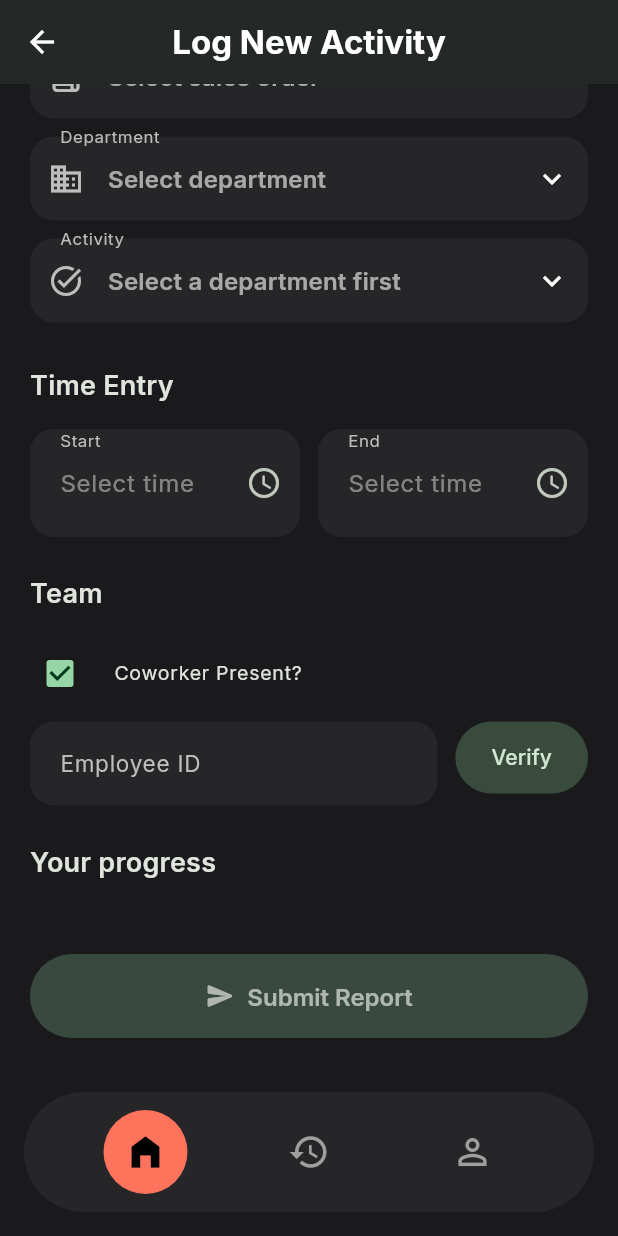
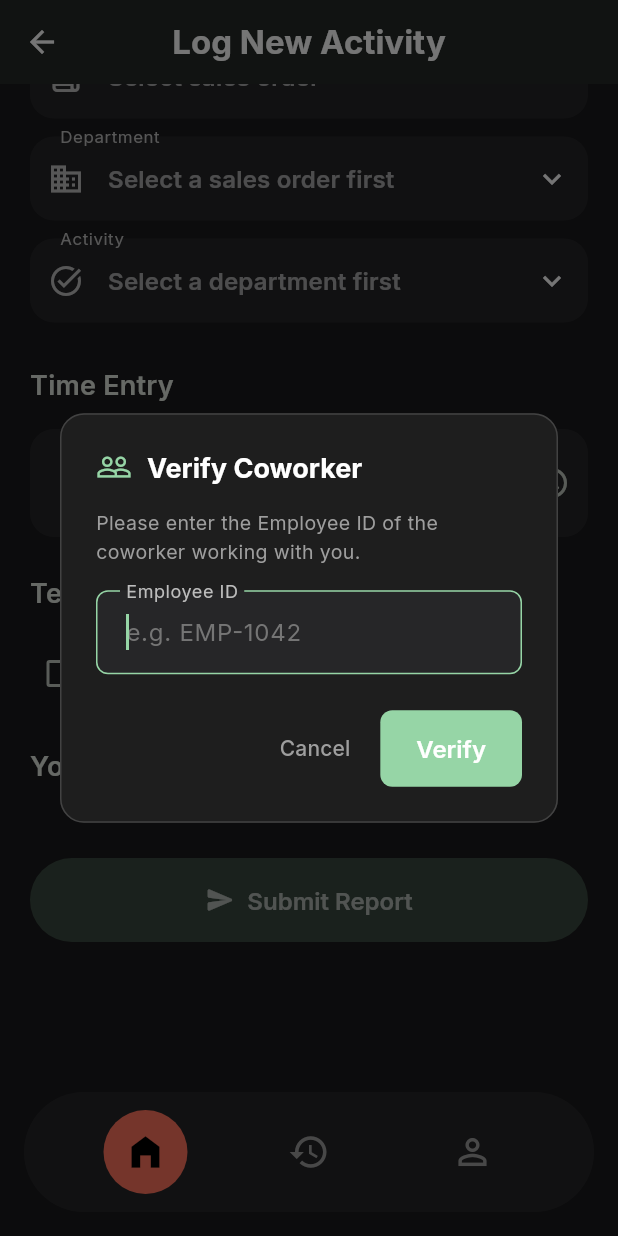
Before and after one commit to saloni116/gamechange-workforce-management, a Flutter app: the DailyReportScreen screen opened by its route, scrolled down 92 dp, after a tap on "Coworker Present?", on a phone screen of 412 x 824 dp. Run offline on Flutter 3.47's test engine with Material 3 defaults, Android fonts, the phone set to English and light mode, and no system bars; our stand-ins replace dio, fl_chart, flutter_riverpod, go_router, google_fonts, hive_flutter; accounts and stored records are empty; network calls fail.

Commit message:
ui has to bee updated

```diff
--- a/flutter_app/lib/features/auth/domain/auth_notifier.dart
+++ b/flutter_app/lib/features/auth/domain/auth_notifier.dart
@@ -27,7 +27,7 @@ class AuthNotifier extends StateNotifier<AuthState> {
 
   // ── Backend base URL ────────────────────────────────────────────────────
   static const String _baseUrl =
-      'https://gamechange-workforce-api.onrender.com/api/v1';
+      'http://localhost:3000/api/v1';
 
   /// Dio instance for auth API calls.
   final Dio _dio = Dio(BaseOptions(
--- a/flutter_app/lib/features/daily_report/data/mock_data.dart
+++ b/flutter_app/lib/features/daily_report/data/mock_data.dart
@@ -13,6 +13,14 @@ class Department {
   final String name;
 
   const Department({required this.id, required this.name});
+
+  @override
+  bool operator ==(Object other) =>
+      identical(this, other) ||
+      other is Department && runtimeType == other.runtimeType && id == other.id;
+
+  @override
+  int get hashCode => id.hashCode;
 }
 
 const List<Department> mockDepartments = [
@@ -42,6 +50,14 @@ class Activity {
     required this.standardManMinutes,
     required this.isInRole,
   });
+
+  @override
+  bool operator ==(Object other) =>
+      identical(this, other) ||
+      other is Activity && runtimeType == other.runtimeType && id == other.id;
+
+  @override
+  int get hashCode => id.hashCode;
 }
 
 const List<Activity> mockActivities = [
@@ -157,15 +173,50 @@ const List<Activity> mockActivities = [
 class SalesOrder {
   final String id;
   final String label;
+  final List<String> departmentIds;
+  final List<String> activityIds;
 
-  const SalesOrder({required this.id, required this.label});
+  const SalesOrder({
+    required this.id,
+    required this.label,
+    this.departmentIds = const [],
+    this.activityIds = const [],
+  });
+
+  @override
+  bool operator ==(Object other) =>
+      identical(this, other) ||
+      other is SalesOrder && runtimeType == other.runtimeType && id == other.id;
+
+  @override
+  int get hashCode => id.hashCode;
 }
 
 const List<SalesOrder> mockSalesOrders = [
-  SalesOrder(id: 'SO-2025-001', label: 'SO-2025-001'),
-  SalesOrder(id: 'SO-2025-002', label: 'SO-2025-002'),
-  SalesOrder(id: 'SO-2025-003', label: 'SO-2025-003'),
-  SalesOrder(id: 'SO-2025-004', label: 'SO-2025-004'),
+  SalesOrder(
+    id: 'SO-2025-001',
+    label: 'SO-2025-001',
+    departmentIds: ['DEPT-01', 'DEPT-03'],
+    activityIds: ['ACT-001', 'ACT-002', 'ACT-007', 'ACT-008'],
+  ),
+  SalesOrder(
+    id: 'SO-2025-002',
+    label: 'SO-2025-002',
+    departmentIds: ['DEPT-01', 'DEPT-03'],
+    activityIds: ['ACT-002', 'ACT-007', 'ACT-008'],
+  ),
+  SalesOrder(
+    id: 'SO-2025-003',
+    label: 'SO-2025-003',
+    departmentIds: ['DEPT-02', 'DEPT-03'],
+    activityIds: ['ACT-006', 'ACT-007', 'ACT-008'],
+  ),
+  SalesOrder(
+    id: 'SO-2025-004',
+    label: 'SO-2025-004',
+    departmentIds: ['DEPT-04', 'DEPT-03'],
+    activityIds: ['ACT-010', 'ACT-011', 'ACT-012', 'ACT-007', 'ACT-008'],
+  ),
 ];
 
 // ---------------------------------------------------------------------------
@@ -182,6 +233,16 @@ class Coworker {
     required this.name,
     required this.department,
   });
+
+  @override
+  bool operator ==(Object other) =>
+      identical(this, other) ||
+      other is Coworker &&
+          runtimeType == other.runtimeType &&
+          employeeId == other.employeeId;
+
+  @override
+  int get hashCode => employeeId.hashCode;
 }
 
 /// Mock directory used by [DailyReportNotifier.verifyCoworker] to simulate
--- a/flutter_app/lib/features/daily_report/presentation/daily_report_screen.dart
+++ b/flutter_app/lib/features/daily_report/presentation/daily_report_screen.dart
@@ -24,7 +24,7 @@ class DailyReportScreen extends ConsumerWidget {
 
     // ── Live lists from notifier (API data with mock fallback) ──────────
     final allActivities = notifier.activities;
-    final allDepartments = notifier.departments;
+    final allDepartments = notifier.getDepartmentsForSalesOrder(state.selectedSO);
     final allSalesOrders = notifier.salesOrders;
 
     // ── Activities: filtered by department OR full list ─────────────────
@@ -33,9 +33,15 @@ class DailyReportScreen extends ConsumerWidget {
       // Show ALL activities from live/mock data
       displayedActivities = allActivities.toList();
     } else if (state.selectedDepartment != null) {
-      // Normal mode: only department-filtered activities
+      // Normal mode: only department-filtered activities that are within the user's assigned role
+      // AND associated with the selected Sales Order (if selected)
       displayedActivities = allActivities
-          .where((a) => a.departmentId == state.selectedDepartment!.id)
+          .where((a) =>
+              a.departmentId == state.selectedDepartment!.id &&
+              a.isInRole == true &&
+              (state.selectedSO == null ||
+                  state.selectedSO!.activityIds.isEmpty ||
+                  state.selectedSO!.activityIds.contains(a.id)))
           .toList();
     } else {
       displayedActivities = <Activity>[];
@@ -103,6 +109,7 @@ class DailyReportScreen extends ConsumerWidget {
               _DepartmentDropdown(
                 selectedDepartment: state.selectedDepartment,
                 departments: allDepartments,
+                enabled: state.selectedSO != null,
                 onChanged: notifier.selectDepartment,
               ),
               const SizedBox(height: 12),
@@ -326,11 +333,13 @@ class _DepartmentDropdown extends StatelessWidget {
   const _DepartmentDropdown({
     required this.selectedDepartment,
     required this.departments,
+    required this.enabled,
     required this.onChanged,
   });
 
   final Department? selectedDepartment;
   final List<Department> departments;
+  final bool enabled;
   final ValueChanged<Department?> onChanged;
 
   @override
@@ -339,11 +348,12 @@ class _DepartmentDropdown extends StatelessWidget {
       key: ValueKey('${selectedDepartment?.id}_${departments.length}'),
       initialValue: selectedDepartment,
       icon: const Icon(Icons.keyboard_arrow_down, color: Colors.white),
-      decoration: const InputDecoration(
+      decoration: InputDecoration(
         labelText: 'Department',
-        prefixIcon: Icon(Icons.business_outlined),
+        prefixIcon: const Icon(Icons.business_outlined),
+        hintText: enabled ? 'Select department' : 'Select a sales order first',
       ),
-      hint: const Text('Select department'),
+      hint: Text(enabled ? 'Select department' : 'Select a sales order first'),
       dropdownColor: const Color(0xFF262628),
       items: departments.map((dept) {
         return DropdownMenuItem(
@@ -351,7 +361,7 @@ class _DepartmentDropdown extends StatelessWidget {
           child: Text(dept.name, style: const TextStyle(color: Colors.white)),
         );
       }).toList(),
-      onChanged: onChanged,
+      onChanged: enabled ? onChanged : null,
     );
   }
 }
@@ -396,7 +406,7 @@ class _ActivityDropdown extends StatelessWidget {
   }
 }
 
-class _OtherActivityWarning extends StatelessWidget {
+class _OtherActivityWarning extends StatefulWidget {
   const _OtherActivityWarning({
     required this.reason,
     required this.onChanged,
@@ -404,6 +414,36 @@ class _OtherActivityWarning extends StatelessWidget {
 
   final String reason;
   final ValueChanged<String> onChanged;
+
+  @override
+  State<_OtherActivityWarning> createState() => _OtherActivityWarningState();
+}
+
+class _OtherActivityWarningState extends State<_OtherActivityWarning> {
+  late final TextEditingController _controller;
+
+  @override
+  void initState() {
+    super.initState();
+    _controller = TextEditingController(text: widget.reason);
+  }
+
+  @override
+  void didUpdateWidget(covariant _OtherActivityWarning oldWidget) {
+    super.didUpdateWidget(oldWidget);
+    if (widget.reason != _controller.text) {
+      _controller.text = widget.reason;
+      _controller.selection = TextSelection.fromPosition(
+        TextPosition(offset: _controller.text.length),
+      );
+    }
+  }
+
+  @override
+  void dispose() {
+    _controller.dispose();
+    super.dispose();
+  }
 
   @override
   Widget build(BuildContext context) {
@@ -437,6 +477,7 @@ class _OtherActivityWarning extends StatelessWidget {
           ),
           const SizedBox(height: 12),
           TextField(
+            controller: _controller,
             decoration: InputDecoration(
               labelText: 'Reason (required)',
               hintText: 'Why are you performing this?',
@@ -447,17 +488,12 @@ class _OtherActivityWarning extends StatelessWidget {
               ),
             ),
             maxLines: 2,
-            onChanged: onChanged,
-            controller: _OtherActivityReasonController(reason),
+            onChanged: widget.onChanged,
           ),
         ],
       ),
     );
   }
-}
-
-class _OtherActivityReasonController extends TextEditingController {
-  _OtherActivityReasonController(String initial) : super(text: initial);
 }
 
 class _TimeEntrySection extends StatelessWidget {
--- a/flutter_app/lib/features/daily_report/widgets/coworker_section.dart
+++ b/flutter_app/lib/features/daily_report/widgets/coworker_section.dart
@@ -1,15 +1,14 @@
 import 'package:flutter/material.dart';
 import 'package:flutter_riverpod/flutter_riverpod.dart';
 
+import '../data/mock_data.dart';
 import '../domain/daily_report_notifier.dart';
 
 /// Coworker presence section of the Daily Report form.
 ///
 /// Contains:
-/// - A checkbox to toggle coworker mode.
-/// - When enabled: an Employee ID text field and a Verify button.
+/// - A checkbox to toggle coworker mode. When checked, prompts for verification.
 /// - A green confirmation card on successful verification.
-/// - Red error text on verification failure.
 ///
 /// All state is read from [dailyReportProvider]; mutations flow through
 /// the notifier — this widget is presentation-only.
@@ -21,34 +20,133 @@ class CoworkerSection extends ConsumerStatefulWidget {
 }
 
 class _CoworkerSectionState extends ConsumerState<CoworkerSection> {
-  late final TextEditingController _idController;
+  Future<void> _showCoworkerVerifyDialog(BuildContext context) async {
+    final notifier = ref.read(dailyReportProvider.notifier);
+    final theme = Theme.of(context);
+    final controller = TextEditingController();
+    String? errorMessage;
 
-  @override
-  void initState() {
-    super.initState();
-    final initial = ref.read(dailyReportProvider).coworkerIdInput;
-    _idController = TextEditingController(text: initial);
+    final result = await showDialog<Coworker?>(
+      context: context,
+      barrierDismissible: false,
+      builder: (BuildContext context) {
+        return StatefulBuilder(
+          builder: (context, setState) {
+            return AlertDialog(
+              backgroundColor: const Color(0xFF1E1E1E), // matching dark mode color
+              shape: RoundedRectangleBorder(
+                borderRadius: BorderRadius.circular(16),
+                side: BorderSide(color: Colors.grey.shade800),
+              ),
+              title: Row(
+                children: [
+                  Icon(Icons.people_outline, color: theme.colorScheme.primary),
+                  const SizedBox(width: 10),
+                  const Text(
+                    'Verify Coworker',
+                    style: TextStyle(color: Colors.white, fontSize: 18, fontWeight: FontWeight.bold),
+                  ),
+                ],
+              ),
+              content: Column(
+                mainAxisSize: MainAxisSize.min,
+                crossAxisAlignment: CrossAxisAlignment.start,
+                children: [
+                  const Text(
+                    'Please enter the Employee ID of the coworker working with you.',
+                    style: TextStyle(color: Colors.grey, fontSize: 13),
+                  ),
+                  const SizedBox(height: 16),
+                  TextField(
+                    controller: controller,
+                    autofocus: true,
+                    style: const TextStyle(color: Colors.white),
+                    decoration: InputDecoration(
+                      labelText: 'Employee ID',
+                      labelStyle: TextStyle(color: Colors.grey.shade400),
+                      hintText: 'e.g. EMP-1042',
+                      hintStyle: TextStyle(color: Colors.grey.shade600),
+                      errorText: errorMessage,
+                      focusedBorder: OutlineInputBorder(
+                        borderSide: BorderSide(color: theme.colorScheme.primary),
+                        borderRadius: BorderRadius.circular(8),
+                      ),
+                      enabledBorder: OutlineInputBorder(
+                        borderSide: BorderSide(color: Colors.grey.shade700),
+                        borderRadius: BorderRadius.circular(8),
+                      ),
+                      errorBorder: OutlineInputBorder(
+                        borderSide: const BorderSide(color: Colors.redAccent),
+                        borderRadius: BorderRadius.circular(8),
+                      ),
+                      focusedErrorBorder: OutlineInputBorder(
+                        borderSide: const BorderSide(color: Colors.redAccent),
+                        borderRadius: BorderRadius.circular(8),
+                      ),
+                    ),
+                    textCapitalization: TextCapitalization.characters,
+                    onChanged: (_) {
+                      if (errorMessage != null) {
+                        setState(() {
+                          errorMessage = null;
+                        });
                       }
+                    },
+                  ),
+                ],
+              ),
+              actions: [
+                TextButton(
+                  onPressed: () => Navigator.of(context).pop(null),
+                  child: const Text('Cancel', style: TextStyle(color: Colors.grey)),
+                ),
+                ElevatedButton(
+                  style: ElevatedButton.styleFrom(
+                    backgroundColor: theme.colorScheme.primary,
+                    foregroundColor: Colors.white,
+                    shape: RoundedRectangleBorder(
+                      borderRadius: BorderRadius.circular(8),
+                    ),
+                  ),
+                  onPressed: () {
+                    final idInput = controller.text.trim().toUpperCase();
+                    if (idInput.isEmpty) {
+                      setState(() {
+                        errorMessage = 'Employee ID cannot be empty.';
+                      });
+                      return;
+                    }
+                    // Lookup in directory
+                    final match = mockCoworkerDirectory.cast<Coworker?>().firstWhere(
+                      (c) => c!.employeeId.toUpperCase() == idInput,
+                      orElse: () => null,
+                    );
+                    if (match != null) {
+                      Navigator.of(context).pop(match);
+                    } else {
+                      setState(() {
+                        errorMessage = 'Employee does not exist';
+                      });
+                    }
+                  },
+                  child: const Text('Verify'),
+                ),
+              ],
+            );
+          },
+        );
+      },
+    );
 
-  @override
-  void dispose() {
-    _idController.dispose();
-    super.dispose();
+    if (result != null) {
+      notifier.setVerifiedCoworkerDirectly(result);
+    }
   }
 
   @override
   Widget build(BuildContext context) {
     final state = ref.watch(dailyReportProvider);
     final notifier = ref.read(dailyReportProvider.notifier);
-    final theme = Theme.of(context);
-
-    // Keep controller in sync with state (e.g. when state is reset externally).
-    if (_idController.text != state.coworkerIdInput) {
-      _idController.text = state.coworkerIdInput;
-      _idController.selection = TextSelection.fromPosition(
-        TextPosition(offset: _idController.text.length),
-      );
-    }
 
     return Column(
       crossAxisAlignment: CrossAxisAlignment.start,
@@ -58,67 +156,25 @@ class _CoworkerSectionState extends ConsumerState<CoworkerSection> {
           contentPadding: EdgeInsets.zero,
           title: const Text('Coworker Present?'),
           value: state.hasCoworker,
-          onChanged: (v) => notifier.toggleCoworker(v ?? false),
+          onChanged: (v) {
+            if (v == true) {
+              _showCoworkerVerifyDialog(context);
+            } else {
+              notifier.clearCoworker();
+            }
+          },
           controlAffinity: ListTileControlAffinity.leading,
           dense: true,
         ),
 
-        // ── ID field + Verify ───────────────────────────────────────────
-        if (state.hasCoworker) ...[
-          const SizedBox(height: 8),
-          Row(
-            crossAxisAlignment: CrossAxisAlignment.start,
-            children: [
-              Expanded(
-                child: TextField(
-                  controller: _idController,
-                  decoration: const InputDecoration(
-                    labelText: 'Employee ID',
-                    hintText: 'e.g. EMP-1042',
-                  ),
-                  textCapitalization: TextCapitalization.characters,
-                  onChanged: notifier.setCoworkerId,
-                ),
-              ),
-              const SizedBox(width: 12),
-              SizedBox(
-                height: 48,
-                child: FilledButton.tonal(
-                  onPressed: state.isVerifyingCoworker
-                      ? null
-                      : () => notifier.verifyCoworker(),
-                  child: state.isVerifyingCoworker
-                      ? const SizedBox(
-                          width: 20,
-                          height: 20,
-                          child: CircularProgressIndicator(strokeWidth: 2),
-                        )
-                      : const Text('Verify'),
-                ),
-              ),
-            ],
-          ),
-
-          // ── Error text ────────────────────────────────────────────────
-          if (state.coworkerError != null) ...[
-            const SizedBox(height: 8),
-            Text(
-              state.coworkerError!,
-              style: theme.textTheme.bodySmall?.copyWith(
-                color: theme.colorScheme.error,
-              ),
-            ),
-          ],
-
         // ── Success card ──────────────────────────────────────────────
-          if (state.verifiedCoworker != null) ...[
+        if (state.hasCoworker && state.verifiedCoworker != null) ...[
           const SizedBox(height: 12),
           _VerifiedCoworkerCard(
             name: state.verifiedCoworker!.name,
             employeeId: state.verifiedCoworker!.employeeId,
             department: state.verifiedCoworker!.department,
           ),
-          ],
         ],
       ],
     );
--- a/flutter_app/lib/features/history/domain/history_provider.dart
+++ b/flutter_app/lib/features/history/domain/history_provider.dart
@@ -10,7 +10,7 @@ import '../../daily_report/domain/daily_report_notifier.dart';
 // TASK 4 — History API integration
 // ──────────────────────────────────────────────────────────────────────────
 
-const String _baseUrl = 'https://gamechange-workforce-api.onrender.com/api/v1';
+const String _baseUrl = 'http://localhost:3000/api/v1';
 
 /// Reads the JWT token from Hive authBox for Bearer auth.
 String? _getToken() {
--- a/flutter_app/lib/features/history/presentation/history_screen.dart
+++ b/flutter_app/lib/features/history/presentation/history_screen.dart
@@ -443,7 +443,7 @@ class _HistoryScreenState extends ConsumerState<HistoryScreen> {
                             ),
                           ),
                         ),
-                      ];
+                      );
 
                       if (isRework) {
                         return GestureDetector(
--- a/flutter_app/lib/main.dart
+++ b/flutter_app/lib/main.dart
@@ -28,8 +28,6 @@ class WorkforceApp extends ConsumerWidget {
   Widget build(BuildContext context, WidgetRef ref) {
     final authState = ref.watch(authProvider);
 
-    // Sync active auth state with GoRouter listenable (includes role for routing)
-    authChangeNotifier.update(authState.token, authState.isAuthenticated, authState.role);
     return MaterialApp.router(
       title: 'Workforce Productivity',
       debugShowCheckedModeBanner: false,
--- a/package.json
+++ b/package.json
@@ -11,7 +11,7 @@
     "start": "nest start",
     "start:dev": "nest start --watch",
     "start:debug": "nest start --debug --watch",
-    "start:prod": "node dist/main",
+    "start:prod": "npx prisma db push && node dist/main",
     "lint": "eslint \"{src,apps,libs,test}/**/*.ts\" --fix",
     "test": "jest",
     "test:watch": "jest --watch",
```
Also changed, not shown: flutter_app/lib/features/daily_report/domain/daily_report_notifier.dart (+128 -46 lines), 11 other files. Lines whose indentation alone changed are shown as unchanged.
